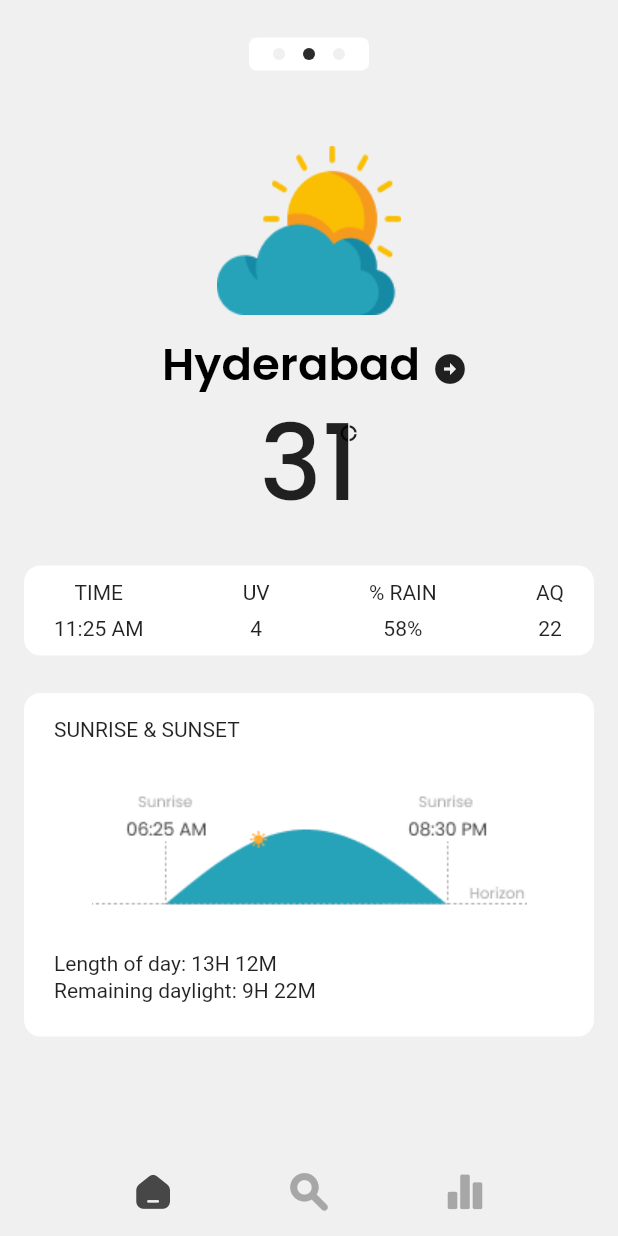
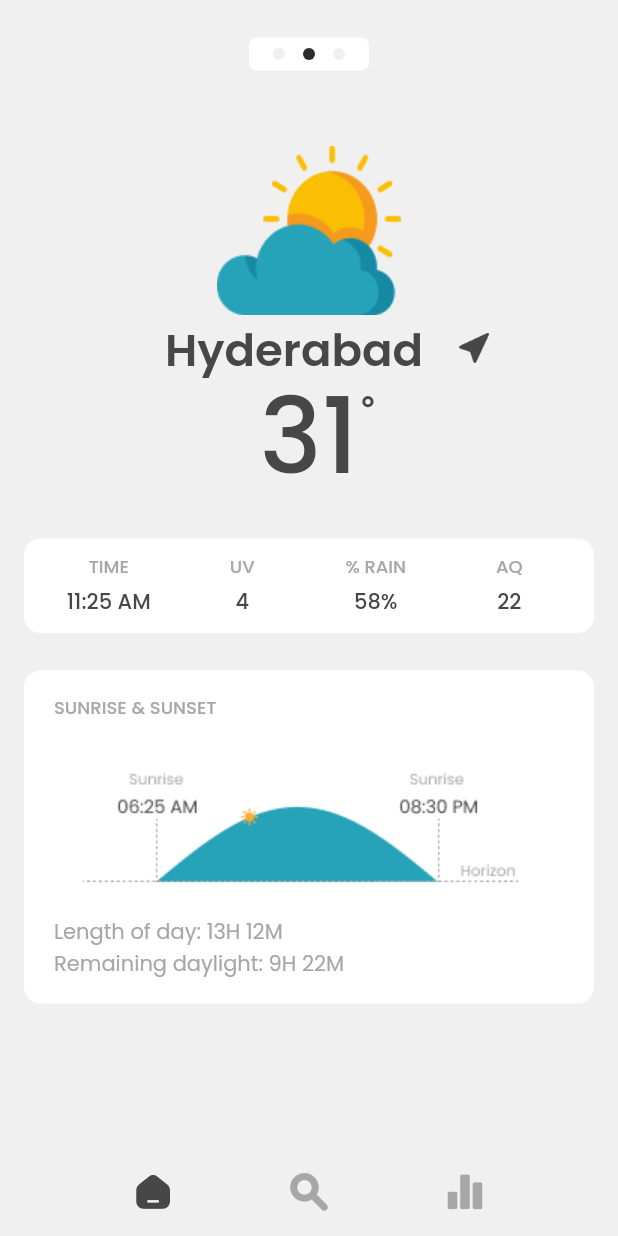
Before and after one commit to idaldu/flutter_weather, a Flutter app: the screen it shows after launch, on a phone screen of 412 x 824 dp. Run offline on Flutter 3.47's test engine with Material 2 defaults, Android fonts, the phone set to English and light mode, and no system bars.

```diff
--- a/lib/app_image/app_images.dart
+++ b/lib/app_image/app_images.dart
@@ -3,6 +3,7 @@ part of 'resources.dart';
 class AppImages {
   AppImages._();
 
+  static const String arrow = 'assets/images/arrow.png';
   static const String sunrise = 'assets/images/sunrise.png';
   static const String weatherMain = 'assets/images/weather_main.png';
 }
--- a/lib/theme/app_color.dart
+++ b/lib/theme/app_color.dart
@@ -1,3 +1,6 @@
+import 'package:flutter/animation.dart';
+
 class AppColors {
-
+  static const textLight = Color(0xFFA7A7A7);
+  static const textGrey = Color(0xFF474747);
 }
--- a/lib/widgets/home_screen/home_screen_widget.dart
+++ b/lib/widgets/home_screen/home_screen_widget.dart
@@ -1,5 +1,6 @@
 import 'package:flutter/material.dart';
 import 'package:flutter_weather/app_image/resources.dart';
+import 'package:flutter_weather/theme/app_color.dart';
 
 class HomeWidget extends StatefulWidget {
   const HomeWidget({Key? key}) : super(key: key);
@@ -45,6 +46,7 @@ class _MainScreenWidget extends StatelessWidget {
           _MoreInfoWidget(),
           SizedBox(height: 25),
           _SunriseSunsetWigdet(),
+          SizedBox(height: 25),
         ],
       ),
     );
@@ -60,36 +62,47 @@ class _SunriseSunsetWigdet extends StatelessWidget {
   Widget build(BuildContext context) {
     return Container(
       width: double.infinity,
-      height: 229,
       decoration: BoxDecoration(
           color: Color(0xFFFFFFFF), borderRadius: BorderRadius.circular(11)),
-      child: Stack(
-        alignment: Alignment.center,
+      child: Padding(
+        padding: const EdgeInsets.symmetric(horizontal: 20, vertical: 16),
+        child: Column(
+          crossAxisAlignment: CrossAxisAlignment.start,
           children: [
-          Container(
-            width: 290,
-            height: 99,
-            child: Image(
-                image: AssetImage(
-              AppImages.sunrise,
-            )),
+            Text(
+              'SUNRISE & SUNSET',
+              style: TextStyle(
+                fontFamily: 'Poppins',
+                color: AppColors.textLight,
+                fontSize: 12,
+                fontWeight: FontWeight.w500,
               ),
-          Positioned(
-            top: 16,
-            left: 20,
-            child: Text('SUNRISE & SUNSET'),
             ),
-          Positioned(
-            bottom: 41,
-            left: 20,
-            child: Text('Length of day: 13H 12M'),
+            SizedBox(height: 31),
+            Padding(
+              padding: const EdgeInsets.symmetric(horizontal: 19),
+              child: Image(image: AssetImage(AppImages.sunrise)),
             ),
-          Positioned(
-            bottom: 23,
-            left: 20,
-            child: Text('Remaining daylight: 9H 22M'),
+            Text(
+              'Length of day: 13H 12M',
+              style: TextStyle(
+                fontFamily: 'Poppins',
+                color: AppColors.textLight,
+                fontSize: 14,
+                fontWeight: FontWeight.w400,
+              ),
+            ),
+            Text(
+              'Remaining daylight: 9H 22M',
+              style: TextStyle(
+                fontFamily: 'Poppins',
+                color: AppColors.textLight,
+                fontSize: 14,
+                fontWeight: FontWeight.w400,
+              ),
             ),
           ],
+        ),
       ),
     );
   }
@@ -103,54 +116,72 @@ class _MoreInfoWidget extends StatelessWidget {
   @override
   Widget build(BuildContext context) {
     return Container(
-      height: 60,
-      padding: EdgeInsets.symmetric(horizontal: 20),
+      padding: EdgeInsets.symmetric(horizontal: 12, vertical: 10),
       decoration: BoxDecoration(
           color: Color(0xFFFFFFFF), borderRadius: BorderRadius.circular(11)),
       child: Row(
         crossAxisAlignment: CrossAxisAlignment.center,
         mainAxisAlignment: MainAxisAlignment.spaceBetween,
         children: [
-          Column(
+          StatusCardItem(
+            title: 'TIME',
+            value: '11:25 AM',
+          ),
+          StatusCardItem(
+            title: 'UV',
+            value: '4',
+          ),
+          StatusCardItem(
+            title: '% RAIN',
+            value: '58%',
+          ),
+          StatusCardItem(
+            title: 'AQ',
+            value: '22',
+          ),
+        ],
+      ),
+    );
+  }
+}
+
+class StatusCardItem extends StatelessWidget {
+  final String? title;
+  final String? value;
+
+  const StatusCardItem({
+    Key? key,
+    this.title,
+    this.value,
+  }) : super(key: key);
+
+  @override
+  Widget build(BuildContext context) {
+    var mediaWidth = MediaQuery.of(context).size.width;
+    var elemWidth = ((mediaWidth - 56) / 4).floorToDouble();
+    return Container(
+      width: elemWidth,
+      padding: const EdgeInsets.symmetric(horizontal: 8),
+      child: Column(
         mainAxisAlignment: MainAxisAlignment.center,
         children: [
-              Text('TIME'),
-              SizedBox(
-                height: 8,
+          Text(
+              style: TextStyle(
+                fontFamily: 'Poppins',
+                fontWeight: FontWeight.w500,
+                color: AppColors.textLight,
+                fontSize: 12,
               ),
-              Text('11:25 AM'),
-            ],
+              title ?? ''),
+          SizedBox(height: 4),
+          Text(
+              style: TextStyle(
+                fontFamily: 'Poppins',
+                fontWeight: FontWeight.w500,
+                color: AppColors.textGrey,
+                fontSize: 14,
               ),
-          Column(
-            mainAxisAlignment: MainAxisAlignment.center,
-            children: [
-              Text('UV'),
-              SizedBox(
-                height: 8,
-              ),
-              Text('4'),
-            ],
-          ),
-          Column(
-            mainAxisAlignment: MainAxisAlignment.center,
-            children: [
-              Text('% RAIN'),
-              SizedBox(
-                height: 8,
-              ),
-              Text('58%'),
-            ],
-          ),
-          Column(
-            mainAxisAlignment: MainAxisAlignment.center,
-            children: [
-              Text('AQ'),
-              SizedBox(
-                height: 8,
-              ),
-              Text('22'),
-            ],
-          ),
+              value ?? ''),
         ],
       ),
     );
@@ -165,48 +196,59 @@ class _MainWatherWidget extends StatelessWidget {
   @override
   Widget build(BuildContext context) {
     return Column(
-      mainAxisSize: MainAxisSize.min,
       children: [
         _MainIconWidget(),
         SizedBox(height: 12),
-        Row(
+        Padding(
+          padding: const EdgeInsets.symmetric(horizontal: 70),
+          child: Row(
             mainAxisSize: MainAxisSize.min,
+            crossAxisAlignment: CrossAxisAlignment.start,
             children: [
-            TextButton(
-                onPressed: () {
-                  Navigator.of(context).pushNamed('/detail');
-                },
+              Expanded(
                 child: Text(
                   'Hyderabad',
+                  overflow: TextOverflow.ellipsis,
+                  textAlign: TextAlign.center,
                   style: TextStyle(
                       fontSize: 30,
                       height: 1.0,
                       fontFamily: 'Poppins',
                       fontWeight: FontWeight.w700,
-                      color: Colors.black),
-                )),
-            Icon(Icons.arrow_circle_right),
+                      color: AppColors.textGrey),
+                ),
+              ),
+              Image(image: AssetImage(AppImages.arrow)),
             ],
+          ),
         ),
         SizedBox(height: 12),
         Stack(
-          alignment: Alignment.centerLeft,
+          alignment: Alignment.center,
           children: [
-            Text(
+            Padding(
+              padding: const EdgeInsets.symmetric(horizontal: 10),
+              child: Text(
                 '31',
                 style: TextStyle(
                   fontSize: 70,
                   height: 1.0,
                   fontFamily: 'Poppins',
                   fontWeight: FontWeight.w500,
+                  color: AppColors.textGrey,
+                ),
               ),
             ),
             Positioned(
               right: 0,
               top: 0,
-              child: Icon(
-                Icons.donut_large_outlined,
-                size: 13,
+              child: Container(
+                width: 7.5,
+                height: 7.5,
+                decoration: BoxDecoration(
+                    color: Colors.transparent,
+                    border: Border.all(color: AppColors.textGrey, width: 2),
+                    borderRadius: BorderRadius.circular(100)),
               ),
             ),
           ],
```
Also changed, not shown: assets/images/2.0x/arrow.png (added), assets/images/3.0x/arrow.png (added), assets/images/arrow.png (added), assets/images/ellipse.png (added), flutter_01.png (added), flutter_02.png (added), flutter_03.png (added). Lines whose indentation alone changed are shown as unchanged.
